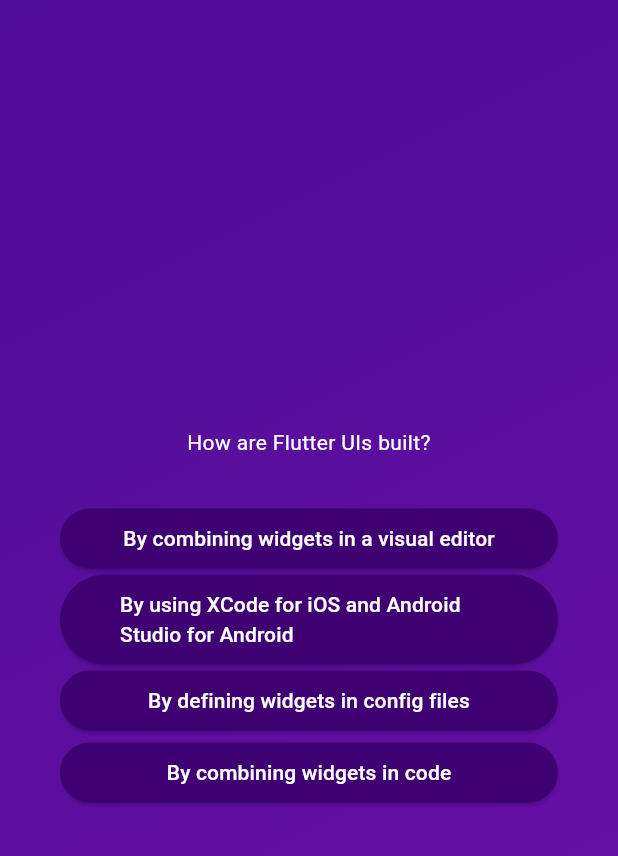
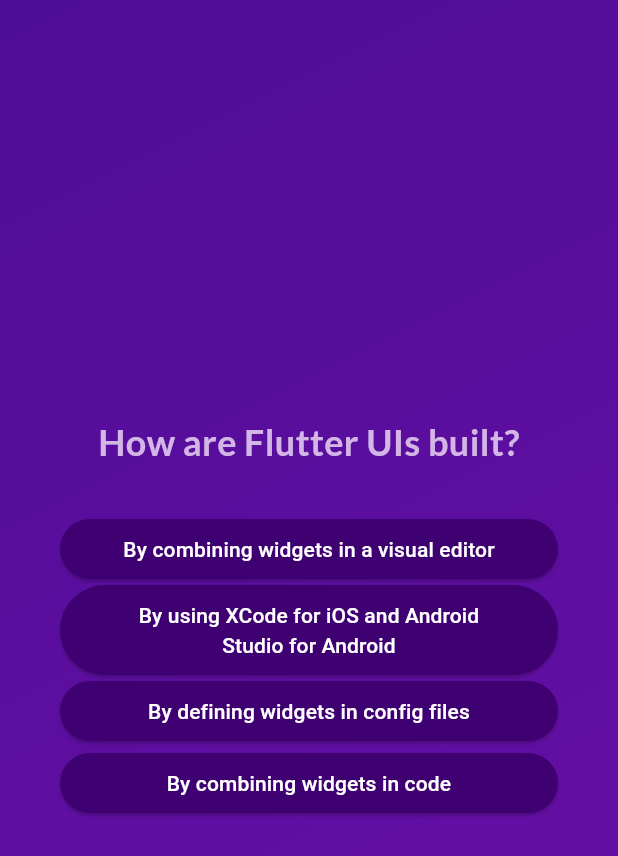
Before and after one commit to Raghunandan16/adv_basics, a Flutter app: the screen it shows after launch, after a tap on "Start Quiz", after a tap on "Components", on a phone screen of 412 x 824 dp. Shown: the top 856 px of the screen. Run offline on Flutter 3.47's test engine with Material 3 defaults, Android fonts, the phone set to English and light mode, and no system bars; our stand-ins replace google_fonts.

Commit message:
added google font

```diff
--- a/lib/answer_button.dart
+++ b/lib/answer_button.dart
@@ -17,7 +17,10 @@ class AnswerButton extends StatelessWidget {
         backgroundColor: const Color.fromARGB(255, 63, 1, 114),
         foregroundColor: Colors.white,
       ),
-      child: Text(answerText),
+      child: Text(
+        answerText,
+        textAlign: TextAlign.center,
+      ),
     );
   }
 }
--- a/lib/questions_screen.dart
+++ b/lib/questions_screen.dart
@@ -1,6 +1,7 @@
 import 'package:adv_basics/answer_button.dart';
 import 'package:flutter/material.dart';
 import 'package:adv_basics/data/questions.dart';
+import 'package:google_fonts/google_fonts.dart';
 
 class QuestionsScreen extends StatefulWidget {
   const QuestionsScreen({super.key});
@@ -11,16 +12,16 @@ class QuestionsScreen extends StatefulWidget {
 }
 
 class _QuestionsScreenState extends State<QuestionsScreen> {
-  var index = 0;
-  void switchQuestion() {
+  var currentQuestionIndex = 0;
+  void answerQuestion() {
     setState(() {
-      index = index + 1;
+      currentQuestionIndex++;
     });
   }
 
   @override
   Widget build(context) {
-    final currentQuestion = questions[index];
+    final currentQuestion = questions[currentQuestionIndex];
     return Container(
       margin: const EdgeInsets.all(40),
       child: SizedBox(
@@ -31,14 +32,18 @@ class _QuestionsScreenState extends State<QuestionsScreen> {
           children: [
             Text(
               currentQuestion.question,
-              style: const TextStyle(color: Colors.white),
+              style: GoogleFonts.lato(
+                color: const Color.fromARGB(255, 211, 182, 230),
+                fontSize: 24,
+                fontWeight: FontWeight.bold,
+              ),
               textAlign: TextAlign.center,
             ),
             const SizedBox(
               height: 30,
             ),
             ...currentQuestion.getShuffledAnswers().map((answer) {
-              return AnswerButton(onTap: switchQuestion, answerText: answer);
+              return AnswerButton(onTap: answerQuestion, answerText: answer);
             }),
           ],
         ),
--- a/lib/start_screen.dart
+++ b/lib/start_screen.dart
@@ -1,4 +1,5 @@
 import 'package:flutter/material.dart';
+import 'package:google_fonts/google_fonts.dart';
 
 class StartScreen extends StatelessWidget {
   const StartScreen(this.switchScreen, {super.key});
@@ -17,11 +18,11 @@ class StartScreen extends StatelessWidget {
           const SizedBox(
             height: 80,
           ),
-          const Text(
+          Text(
             'Learn Flutter the fun way!',
-            style: TextStyle(
+            style: GoogleFonts.lato(
               fontSize: 24,
-              color: Colors.white,
+              color: const Color.fromARGB(255, 226, 207, 239),
             ),
           ),
           const SizedBox(
--- a/pubspec.yaml
+++ b/pubspec.yaml
@@ -34,6 +34,7 @@ dependencies:
   # The following adds the Cupertino Icons font to your application.
   # Use with the CupertinoIcons class for iOS style icons.
   cupertino_icons: ^1.0.2
+  google_fonts: ^6.1.0
 
 dev_dependencies:
   flutter_test:
@@ -44,7 +45,7 @@ dev_dependencies:
   # activated in the `analysis_options.yaml` file located at the root of your
   # package. See that file for information about deactivating specific lint
   # rules and activating additional ones.
-  flutter_lints: ^2.0.0
+  flutter_lints: ^3.0.1
 
 # For information on the generic Dart part of this file, see the
 # following page: https://dart.dev/tools/pub/pubspec
```
Also changed, not shown: pubspec.lock, 1 other file.
